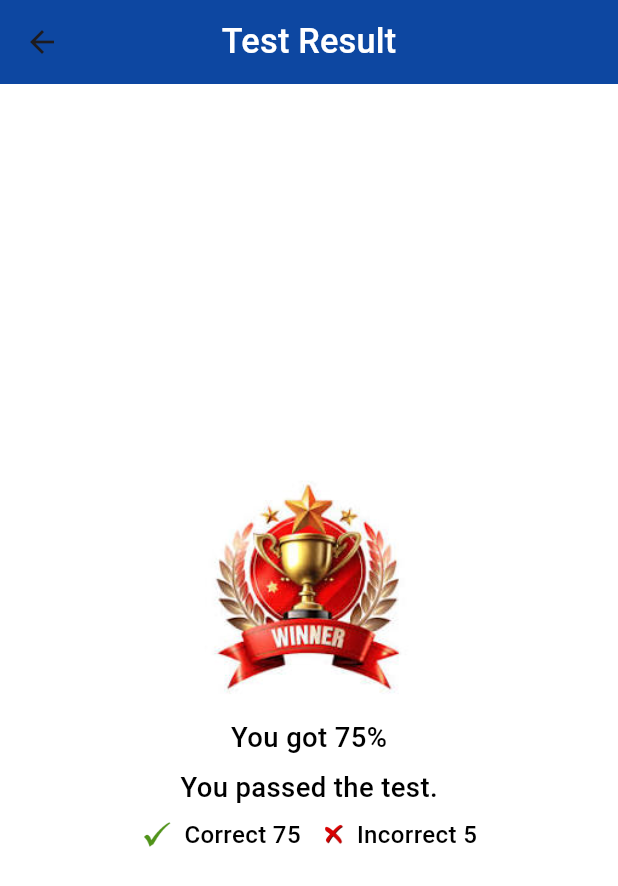
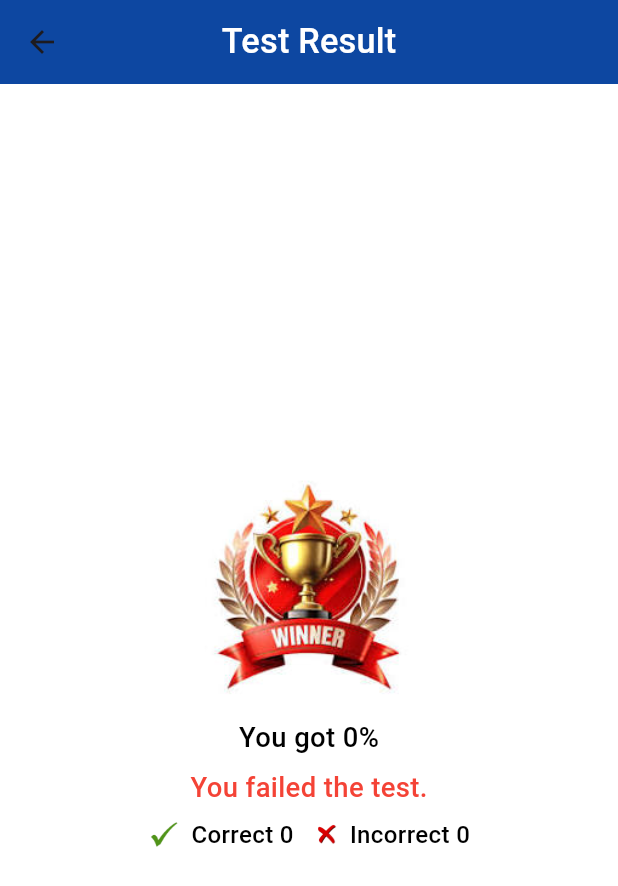
Before and after one commit to nishantGurutu/tlc_nyc, a Flutter app: the TestResultScreen screen opened directly with empty values, on a phone screen of 412 x 824 dp. Shown: the top 886 px of the screen. Run offline on Flutter 3.47's test engine with Material 3 defaults, Android fonts, the phone set to English and light mode, and no system bars; our stand-ins replace dio, flutter_screenutil, flutter_svg, get, pinput.

Commit message:
new changes in test result dynamic

```diff
--- a/lib/controller/test_controller.dart
+++ b/lib/controller/test_controller.dart
@@ -41,6 +41,44 @@ class TestController extends GetxController {
     }
   }
 
+  // Calculate test results
+  int getCorrectAnswers() {
+    int correct = 0;
+    for (int i = 0; i < questions.length; i++) {
+      if (selectedAnswers.containsKey(i)) {
+        if (selectedAnswers[i] == questions[i].correctAnswer) {
+          correct++;
+        }
+      }
+    }
+    return correct;
+  }
+
+  int getWrongAnswers() {
+    int wrong = 0;
+    for (int i = 0; i < questions.length; i++) {
+      if (selectedAnswers.containsKey(i)) {
+        if (selectedAnswers[i] != questions[i].correctAnswer) {
+          wrong++;
+        }
+      }
+    }
+    return wrong;
+  }
+
+  int getUnansweredQuestions() {
+    return questions.length - selectedAnswers.length;
+  }
+
+  double getPercentage() {
+    if (questions.isEmpty) return 0.0;
+    return (getCorrectAnswers() / questions.length) * 100;
+  }
+
+  bool hasPassed() {
+    return getPercentage() >= 70.0; // 70% passing threshold
+  }
+
   RxList<TestTypeModel> groupListData = <TestTypeModel>[].obs;
   var isQuestionLoading = false.obs;
   Future<void> qusetionAnswerByid() async {
--- a/lib/view/screens/authenticated/test_result_screen.dart
+++ b/lib/view/screens/authenticated/test_result_screen.dart
@@ -1,7 +1,9 @@
 import 'package:flutter/material.dart';
 import 'package:flutter_screenutil/flutter_screenutil.dart';
+import 'package:get/get.dart';
 import 'package:tlc_nyc/constant/color_constant.dart';
 import 'package:tlc_nyc/constant/image_constant.dart';
+import 'package:tlc_nyc/controller/test_controller.dart';
 
 class TestResultScreen extends StatelessWidget {
   final int testNumber;
@@ -9,6 +11,7 @@ class TestResultScreen extends StatelessWidget {
 
   @override
   Widget build(BuildContext context) {
+    final TestController controller = Get.find<TestController>();
     return Scaffold(
       appBar: AppBar(
         title: Text('Test Result', style: const TextStyle(color: Colors.white)),
@@ -20,7 +23,13 @@ class TestResultScreen extends StatelessWidget {
         child: Padding(
           padding: EdgeInsets.symmetric(horizontal: 12.w),
           child: Center(
-            child: Column(
+            child: Obx(() {
+              final correctAnswers = controller.getCorrectAnswers();
+              final wrongAnswers = controller.getWrongAnswers();
+              final percentage = controller.getPercentage();
+              final hasPassed = controller.hasPassed();
+
+              return Column(
                 mainAxisAlignment: MainAxisAlignment.center,
                 children: [
                   Column(
@@ -28,7 +37,7 @@ class TestResultScreen extends StatelessWidget {
                       Image.asset(winnerImage, height: 130.h),
                       SizedBox(height: 10.h),
                       Text(
-                      "You got 75%",
+                        "You got ${percentage.toStringAsFixed(0)}%",
                         style: TextStyle(
                           fontSize: 16.sp,
                           fontWeight: FontWeight.w500,
@@ -37,11 +46,11 @@ class TestResultScreen extends StatelessWidget {
                       ),
                       SizedBox(height: 10.h),
                       Text(
-                      "You passed the test.",
+                        hasPassed ? "You passed the test." : "You failed the test.",
                         style: TextStyle(
                           fontSize: 16.sp,
                           fontWeight: FontWeight.w500,
-                        color: blackColor,
+                          color: hasPassed ? Colors.green : Colors.red,
                         ),
                       ),
                       SizedBox(height: 10.h),
@@ -56,7 +65,7 @@ class TestResultScreen extends StatelessWidget {
                               ),
                               SizedBox(width: 5.w),
                               Text(
-                              'Correct 75',
+                                'Correct $correctAnswers',
                                 style: TextStyle(
                                   fontSize: 14.sp,
                                   fontWeight: FontWeight.w500,
@@ -74,7 +83,7 @@ class TestResultScreen extends StatelessWidget {
                               ),
                               SizedBox(width: 5.w),
                               Text(
-                              'Incorrect 5',
+                                'Incorrect $wrongAnswers',
                                 style: TextStyle(
                                   fontSize: 14.sp,
                                   fontWeight: FontWeight.w500,
@@ -88,7 +97,8 @@ class TestResultScreen extends StatelessWidget {
                     ],
                   ),
                 ],
-            ),
+              );
+            }),
           ),
         ),
       ),
--- a/lib/view/screens/authenticated/test_screen.dart
+++ b/lib/view/screens/authenticated/test_screen.dart
@@ -53,7 +53,7 @@ class TestScreen extends StatelessWidget {
 
                   Color borderColor = lightBorderColor;
                   IconData? icon;
-                  Color iconColor = Colors.transparent; // default invisible
+                  Color iconColor = Colors.transparent;
 
                   if (selectedAnswer != null) {
                     if (entry.key == selectedAnswer) {
@@ -150,7 +150,7 @@ class TestScreen extends StatelessWidget {
                         ),
                       ),
 
-                    if (controller.currentQuestionIndex.value == 0) Container(),
+                    if (controller.currentQuestionIndex.value == 0) SizedBox(),
                     GestureDetector(
                       onTap: () {
                         if (controller.currentQuestionIndex.value ==
```
Lines whose indentation alone changed are shown as unchanged.
